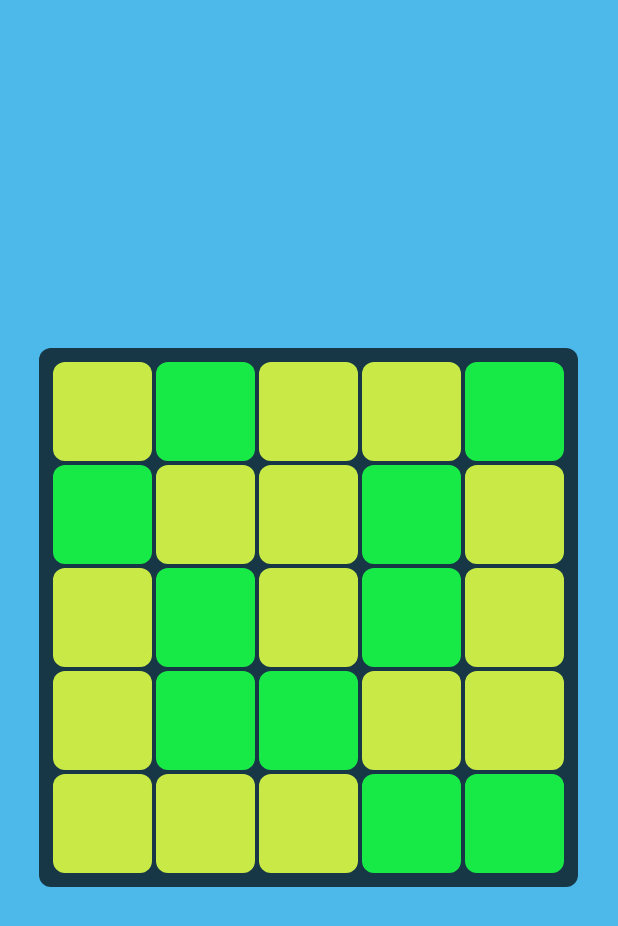
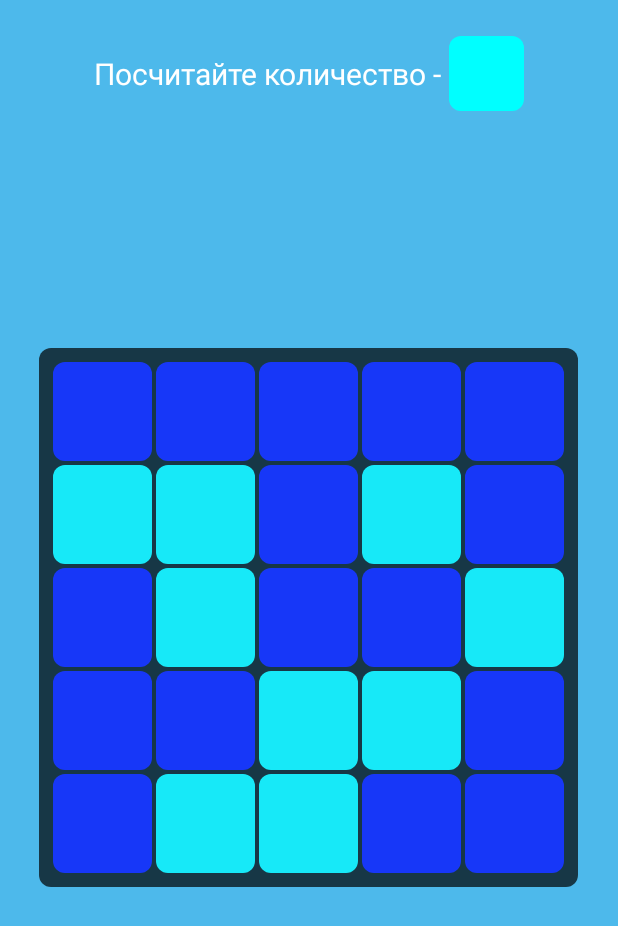
Before and after one commit to Teeeses/BrainTrain, an Android app: the fragment CountingCellsFragment shown on its own in the app's theme, on a phone screen of 412 x 824 dp. Shown: the top 926 px of the screen. Run offline under Robolectric (Android 15) with nearby library versions, the phone set to English and light mode, and no system bars.

Commit message:
Доработки четвертого counting_cells

```diff
--- a/BrainTrain/app/src/main/java/braintrain/explead/com/braintrain/adapters/MyPagerAdapter.java
+++ b/BrainTrain/app/src/main/java/braintrain/explead/com/braintrain/adapters/MyPagerAdapter.java
@@ -4,8 +4,9 @@ import android.support.v4.app.Fragment;
 import android.support.v4.app.FragmentManager;
 import android.support.v4.app.FragmentPagerAdapter;
 
-import braintrain.explead.com.braintrain.ui.MenuSearchingElementFragment;
-import braintrain.explead.com.braintrain.ui.MenuTotalChaosFragment;
+import braintrain.explead.com.braintrain.ui.fragments_menu.MenuCountingCellsFragment;
+import braintrain.explead.com.braintrain.ui.fragments_menu.MenuSearchingElementFragment;
+import braintrain.explead.com.braintrain.ui.fragments_menu.MenuTotalChaosFragment;
 import braintrain.explead.com.braintrain.ui.fragment_traning.CountingCellsFragment;
 import braintrain.explead.com.braintrain.ui.fragment_traning.RepeatBunchFragment;
 
@@ -15,7 +16,7 @@ import braintrain.explead.com.braintrain.ui.fragment_traning.RepeatBunchFragment
 public class MyPagerAdapter extends FragmentPagerAdapter {
 
     private Fragment[] fragments = {
-            new MenuTotalChaosFragment(), new RepeatBunchFragment(), new MenuSearchingElementFragment(), new CountingCellsFragment()
+            new MenuTotalChaosFragment(), new RepeatBunchFragment(), new MenuSearchingElementFragment(), new MenuCountingCellsFragment()
     };
 
     public MyPagerAdapter(FragmentManager fragmentManager) {
--- a/BrainTrain/app/src/main/java/braintrain/explead/com/braintrain/logic/counting_cells/FieldCountingCells.java
+++ b/BrainTrain/app/src/main/java/braintrain/explead/com/braintrain/logic/counting_cells/FieldCountingCells.java
@@ -1,9 +1,13 @@
 package braintrain.explead.com.braintrain.logic.counting_cells;
 
+import android.util.Log;
+
 import java.util.ArrayList;
+import java.util.Collections;
 import java.util.Random;
 
 import braintrain.explead.com.braintrain.utils.Utils;
+import braintrain.explead.com.braintrain.views.counting_cells.FieldCountingCellsView;
 
 /**
  * Created by develop on 02.10.2017.
@@ -14,47 +18,65 @@ public class FieldCountingCells {
     private int size;
     private int endSize;
     private CellCountingCells[][] field;
-    private ArrayList<Integer> helper;
 
+    private ArrayList<Integer> choices;
+
+    private int count;
+    private int index;
     private int lastId = -1;
 
     public FieldCountingCells(int size) {
         this.size = size;
         endSize = size*size;
-        createHelper();
-        createCells();
+        index = new Random().nextInt(4);
+        ArrayList<Integer> helper = createHelper();
+        createCells(helper);
+        createChoices(5);
     }
 
-    private void createHelper() {
-        helper = new ArrayList<>();
+    private ArrayList<Integer> createHelper() {
+        ArrayList<Integer> helper = new ArrayList<>();
         int min = endSize/size;
-        int max = endSize - (int)(endSize/(size/1.5));
-        int count = Utils.randInt(min, max);
+        int max = endSize - (int)(endSize/(size/1.8f));
+        count = Utils.randInt(min, max);
+        Log.d("TAG", "Count - " + Integer.toString(count));
         for(int i = 0; i < count; i++) {
-            helper.add(0);
+            helper.add(index);
         }
+        for(int i = count; i < endSize; i++) {
+            int currentIndex;
+            do {
+                currentIndex = Utils.randInt(0, FieldCountingCellsView.colors.length-1);
+            } while (index == currentIndex);
+            helper.add(currentIndex);
+        }
+        Collections.shuffle(helper);
+        return helper;
+    }
 
-        for(int i = count; i < endSize; i++) {
-            int index;
-            do {
-                index = Utils.randInt(1, 4);
-            } while (lastId == index);
-            helper.add(index);
+    private void createCells(ArrayList<Integer> helper) {
+        field = new CellCountingCells[size][size];
+        int ind = 0;
+        for(int i = 0; i < size; i++) {
+            for(int j = 0; j < size; j++) {
+                CellCountingCells cell = new CellCountingCells(i, j, helper.get(ind));
+                field[i][j] = cell;
+                ind++;
+            }
         }
     }
 
-    private void createCells() {
-        field = new CellCountingCells[size][size];
-        Random rand = new Random();
-        for(int i = 0; i < size; i++) {
-            for(int j = 0; j < size; j++) {
-                int index = rand.nextInt(helper.size());
-                CellCountingCells cell = new CellCountingCells(i, j, helper.get(index));
-                field[i][j] = cell;
-                helper.remove(index);
-            }
+    private void createChoices(int number) {
+        choices = new ArrayList<>();
+        int place = Utils.randInt(0, 4);
+        for(int i = 0; i < number; i++) {
+            choices.add(count - place + i);
+        }
+        Collections.shuffle(choices);
+    }
 
-        }
+    public ArrayList<Integer> getChoices() {
+        return choices;
     }
 
     public CellCountingCells getCell(int x, int y) {
@@ -72,4 +94,12 @@ public class FieldCountingCells {
     public CellCountingCells[][] getField() {
         return field;
     }
+
+    public int getCount() {
+        return count;
+    }
+
+    public int getIndex() {
+        return index;
+    }
 }
--- a/BrainTrain/app/src/main/java/braintrain/explead/com/braintrain/ui/GameActivity.java
+++ b/BrainTrain/app/src/main/java/braintrain/explead/com/braintrain/ui/GameActivity.java
@@ -6,6 +6,7 @@ import android.support.v4.app.FragmentTransaction;
 
 import braintrain.explead.com.braintrain.R;
 import braintrain.explead.com.braintrain.ui.BaseActivity;
+import braintrain.explead.com.braintrain.ui.fragment_traning.CountingCellsFragment;
 import braintrain.explead.com.braintrain.ui.fragment_traning.RepeatBunchFragment;
 import braintrain.explead.com.braintrain.ui.fragment_traning.SearchingElementFragment;
 import braintrain.explead.com.braintrain.ui.fragment_traning.TotalChaosFragment;
@@ -35,6 +36,8 @@ public class GameActivity extends BaseActivity {
             openRepeatBunchFragment();
         } else if(mode == 3) {
             openSearchingElementFragment();
+        } else if(mode == 4) {
+            openCountingCellsFragment();
         }
     }
 
@@ -62,4 +65,11 @@ public class GameActivity extends BaseActivity {
         transaction.replace(R.id.fragmentContainer, fragment);
         transaction.commit();
     }
+
+    public void openCountingCellsFragment() {
+        FragmentTransaction transaction = getSupportFragmentManager().beginTransaction();
+        fragment = new CountingCellsFragment();
+        transaction.replace(R.id.fragmentContainer, fragment);
+        transaction.commit();
+    }
 }
--- a/BrainTrain/app/src/main/java/braintrain/explead/com/braintrain/ui/fragment_traning/CountingCellsFragment.java
+++ b/BrainTrain/app/src/main/java/braintrain/explead/com/braintrain/ui/fragment_traning/CountingCellsFragment.java
@@ -1,14 +1,17 @@
 package braintrain.explead.com.braintrain.ui.fragment_traning;
 
+import android.graphics.drawable.GradientDrawable;
 import android.os.Bundle;
 import android.support.annotation.Nullable;
 import android.support.v4.app.Fragment;
 import android.view.LayoutInflater;
 import android.view.View;
 import android.view.ViewGroup;
+import android.widget.LinearLayout;
 
 import braintrain.explead.com.braintrain.R;
 import braintrain.explead.com.braintrain.app.App;
+import braintrain.explead.com.braintrain.views.counting_cells.CellCountingCellsView;
 import braintrain.explead.com.braintrain.views.counting_cells.FieldCountingCellsView;
 
 /**
@@ -26,8 +29,12 @@ public class CountingCellsFragment extends Fragment {
         View view = inflater.inflate(R.layout.fragment_counting_cells, container, false);
 
         fieldView = (FieldCountingCellsView) view.findViewById(R.id.fieldView);
+        View findCell = view.findViewById(R.id.findCell);
 
         createField();
+
+        GradientDrawable background = (GradientDrawable ) findCell.getBackground();
+        background.setColor(FieldCountingCellsView.colors[fieldView.getField().getIndex()]);
 
         return view;
     }
--- a/BrainTrain/app/src/main/java/braintrain/explead/com/braintrain/ui/MenuSearchingElementFragment.java
+++ b/BrainTrain/app/src/main/java/braintrain/explead/com/braintrain/ui/fragments_menu/MenuCountingCellsFragment.java
@@ -1,4 +1,4 @@
-package braintrain.explead.com.braintrain.ui;
+package braintrain.explead.com.braintrain.ui.fragments_menu;
 
 import android.os.Bundle;
 import android.support.annotation.Nullable;
@@ -9,22 +9,23 @@ import android.view.ViewGroup;
 import android.widget.Button;
 
 import braintrain.explead.com.braintrain.R;
+import braintrain.explead.com.braintrain.ui.MainActivity;
 
 /**
- * Created by develop on 29.09.2017.
+ * Created by develop on 05.10.2017.
  */
 
-public class MenuSearchingElementFragment extends Fragment {
+public class MenuCountingCellsFragment extends Fragment {
 
     @Override
     public View onCreateView(LayoutInflater inflater, @Nullable ViewGroup container, @Nullable Bundle savedInstanceState) {
-        View view = inflater.inflate(R.layout.fragment_menu_searching_element, container, false);
+        View view = inflater.inflate(R.layout.fragment_menu_counting_cells, container, false);
 
         Button btnStart = (Button) view.findViewById(R.id.btnStart);
         btnStart.setOnClickListener(new View.OnClickListener() {
             @Override
             public void onClick(View view) {
-                ((MainActivity)getActivity()).openGameActivity(3, 0);
+                ((MainActivity) getActivity()).openGameActivity(4, 0);
             }
         });
 
--- /dev/null
+++ b/BrainTrain/app/src/main/java/braintrain/explead/com/braintrain/ui/fragments_menu/MenuSearchingElementFragment.java
@@ -0,0 +1,34 @@
+package braintrain.explead.com.braintrain.ui.fragments_menu;
+
+import android.os.Bundle;
+import android.support.annotation.Nullable;
+import android.support.v4.app.Fragment;
+import android.view.LayoutInflater;
+import android.view.View;
+import android.view.ViewGroup;
+import android.widget.Button;
+
+import braintrain.explead.com.braintrain.R;
+import braintrain.explead.com.braintrain.ui.MainActivity;
+
+/**
+ * Created by develop on 29.09.2017.
+ */
+
+public class MenuSearchingElementFragment extends Fragment {
+
+    @Override
+    public View onCreateView(LayoutInflater inflater, @Nullable ViewGroup container, @Nullable Bundle savedInstanceState) {
+        View view = inflater.inflate(R.layout.fragment_menu_searching_element, container, false);
+
+        Button btnStart = (Button) view.findViewById(R.id.btnStart);
+        btnStart.setOnClickListener(new View.OnClickListener() {
+            @Override
+            public void onClick(View view) {
+                ((MainActivity)getActivity()).openGameActivity(3, 0);
+            }
+        });
+
+        return view;
+    }
+}
--- a/BrainTrain/app/src/main/java/braintrain/explead/com/braintrain/ui/MenuTotalChaosFragment.java
+++ b/BrainTrain/app/src/main/java/braintrain/explead/com/braintrain/ui/fragments_menu/MenuTotalChaosFragment.java
@@ -1,4 +1,4 @@
-package braintrain.explead.com.braintrain.ui;
+package braintrain.explead.com.braintrain.ui.fragments_menu;
 
 import android.graphics.drawable.Drawable;
 import android.os.Bundle;
--- a/BrainTrain/app/src/main/java/braintrain/explead/com/braintrain/views/counting_cells/CellCountingCellsView.java
+++ b/BrainTrain/app/src/main/java/braintrain/explead/com/braintrain/views/counting_cells/CellCountingCellsView.java
@@ -27,8 +27,6 @@ public class CellCountingCellsView extends RelativeLayout{
 
     private View view;
 
-    private int[] colors = {Color.YELLOW, Color.MAGENTA, Color.CYAN, Color.GREEN, Color.BLUE, Color.GRAY};
-
     public CellCountingCellsView(Context context, float size) {
         super(context);
         this.size = size;
@@ -57,7 +55,7 @@ public class CellCountingCellsView extends RelativeLayout{
         view.setLayoutParams(new LayoutParams(ViewGroup.LayoutParams.MATCH_PARENT, ViewGroup.LayoutParams.MATCH_PARENT));
         view.setBackgroundDrawable(context.getResources().getDrawable(R.drawable.bg_counting_cell_view));
         GradientDrawable  background = (GradientDrawable ) view.getBackground();
-        background.setColor(colors[cell.getId()]);
+        background.setColor(FieldCountingCellsView.colors[cell.getId()]);
 
         globalX = size * cell.getX();
         globalY = size * cell.getY();
--- a/BrainTrain/app/src/main/java/braintrain/explead/com/braintrain/views/counting_cells/FieldCountingCellsView.java
+++ b/BrainTrain/app/src/main/java/braintrain/explead/com/braintrain/views/counting_cells/FieldCountingCellsView.java
@@ -1,6 +1,7 @@
 package braintrain.explead.com.braintrain.views.counting_cells;
 
 import android.content.Context;
+import android.graphics.Color;
 import android.support.annotation.Nullable;
 import android.util.AttributeSet;
 import android.view.View;
@@ -24,6 +25,8 @@ public class FieldCountingCellsView extends RelativeLayout {
     private float sizeCell;
 
     private CellCountingCellsView[][] fieldView;
+
+    public static int[] colors = {Color.YELLOW, Color.MAGENTA, Color.CYAN, Color.GREEN, Color.BLUE, Color.RED};
 
     public FieldCountingCellsView(Context context) {
         super(context);
@@ -86,4 +89,8 @@ public class FieldCountingCellsView extends RelativeLayout {
             }
         }
     }
+
+    public FieldCountingCells getField() {
+        return field;
+    }
 }
--- a/BrainTrain/app/src/main/res/layout/fragment_counting_cells.xml
+++ b/BrainTrain/app/src/main/res/layout/fragment_counting_cells.xml
@@ -5,12 +5,44 @@
     android:layout_height="match_parent"
     android:background="@color/light_blue">
 
+    <RelativeLayout
+        android:id="@+id/topLayout"
+        android:layout_width="match_parent"
+        android:layout_height="wrap_content"
+        android:paddingTop="@dimen/more_standard_margin"
+        android:paddingBottom="@dimen/more_standard_margin">
+
+        <LinearLayout
+            android:layout_width="wrap_content"
+            android:layout_height="wrap_content"
+            android:layout_centerInParent="true"
+            android:orientation="horizontal">
+
+            <TextView
+                android:layout_width="wrap_content"
+                android:layout_height="wrap_content"
+                android:layout_gravity="center_vertical"
+                android:textColor="@color/white"
+                android:textSize="@dimen/more_standard_text"
+                android:text="Посчитайте количество - "/>
+
+            <View
+                android:id="@+id/findCell"
+                android:layout_width="50dp"
+                android:layout_height="50dp"
+                android:layout_gravity="center_vertical"
+                android:background="@drawable/bg_counting_cell_view"/>
+
+        </LinearLayout>
+    </RelativeLayout>
+
     <braintrain.explead.com.braintrain.views.counting_cells.FieldCountingCellsView
         android:id="@+id/fieldView"
-        android:layout_width="400dp"
-        android:layout_height="400dp"
+        android:layout_width="300dp"
+        android:layout_height="300dp"
+        android:layout_below="@+id/topLayout"
+        android:layout_centerHorizontal="true"
         android:background="@drawable/bg_counting_cells_field"
-        android:layout_centerInParent="true"
         android:alpha="0.7"/>
 
 </RelativeLayout>
--- /dev/null
+++ b/BrainTrain/app/src/main/res/layout/fragment_menu_counting_cells.xml
@@ -0,0 +1,13 @@
+<?xml version="1.0" encoding="utf-8"?>
+<LinearLayout xmlns:android="http://schemas.android.com/apk/res/android"
+              android:orientation="vertical"
+              android:layout_width="match_parent"
+              android:layout_height="match_parent"
+              android:background="@color/background">
+
+    <Button
+        android:id="@+id/btnStart"
+        android:layout_width="wrap_content"
+        android:layout_height="wrap_content"
+        android:text="Начать"/>
+</LinearLayout>
```
